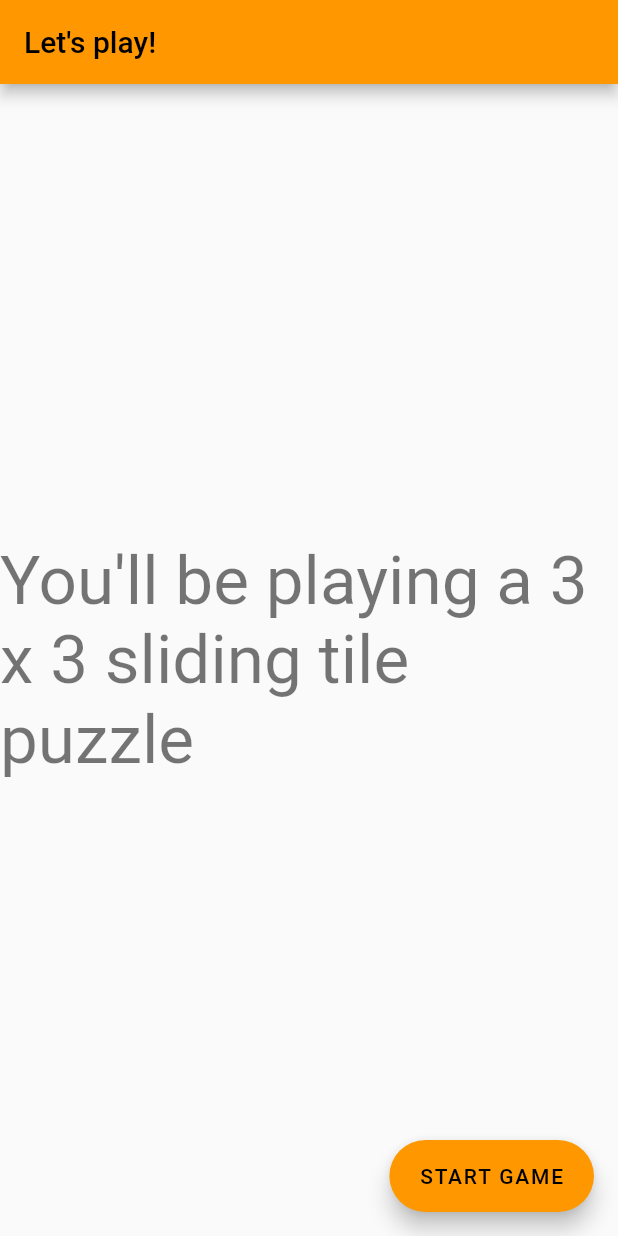
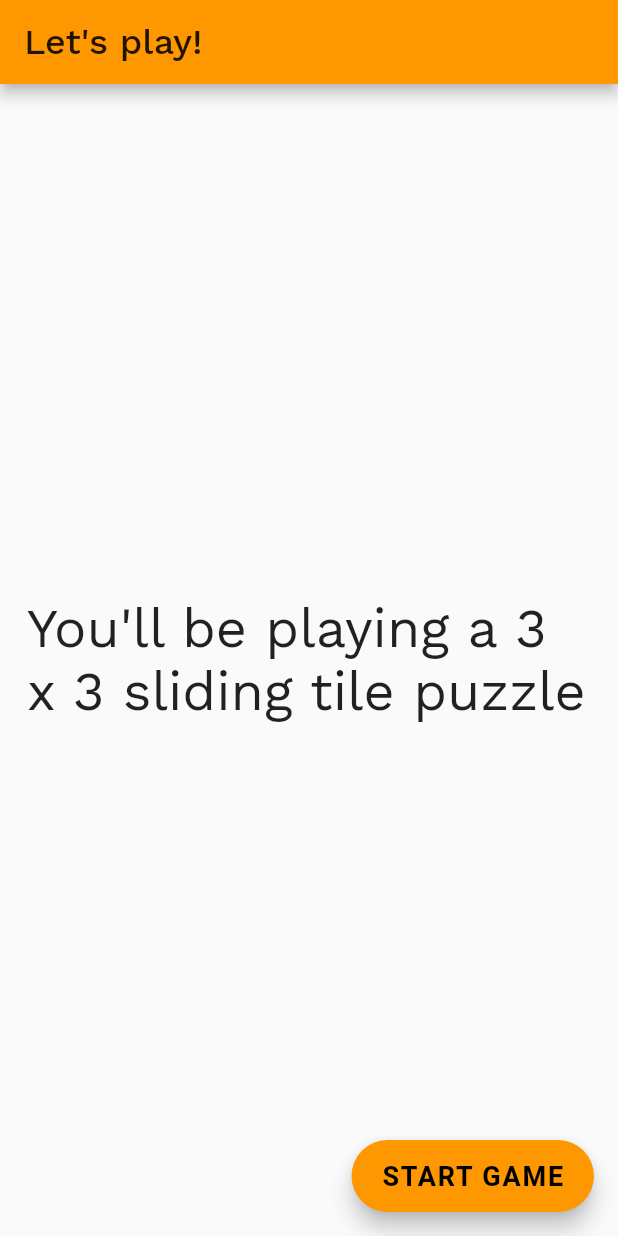
Before and after one commit to justshreyas/puzzlehack, a Flutter app: the screen it shows after launch, on a phone screen of 412 x 824 dp. Run offline on Flutter 3.47's test engine with Material 2 defaults, Android fonts, the phone set to English and light mode, and no system bars; our stand-ins replace bloc, flutter_bloc, google_fonts, just_audio; Roboto replaces fonts that are missing (Exo).

Commit message:
COSMETIC / REFACTOR : codebase

```diff
--- a/lib/main.dart
+++ b/lib/main.dart
@@ -1,4 +1,5 @@
 import 'package:flutter/material.dart';
+import 'package:google_fonts/google_fonts.dart';
 import 'package:puzzlehack/screens/home_page.dart';
 
 void main() {
@@ -14,6 +15,26 @@ class MyApp extends StatelessWidget {
       title: 'Flutter Puzzle Hack : by justshreyas',
       theme: ThemeData(
         primarySwatch: Colors.orange,
+        textTheme: TextTheme(
+          headline3: GoogleFonts.workSans(
+            fontSize: 36,
+            color: Colors.black87,
+          ),
+          headline4: GoogleFonts.exo(
+            fontSize: 36,
+            fontWeight: FontWeight.w700,
+            color: Colors.white70,
+          ),
+          headline6: GoogleFonts.workSans(
+            fontSize: 24,
+            color: Colors.black87,
+          ),
+          button: GoogleFonts.exo(
+            fontSize: 18,
+            fontWeight: FontWeight.w700,
+            color: Colors.white70,
+          ),
+        ),
       ),
       home: const MyHomePage(title: "Let's play!"),
     );
--- a/lib/screens/home_page.dart
+++ b/lib/screens/home_page.dart
@@ -31,14 +31,18 @@ class _MyHomePageState extends State<MyHomePage> {
     return Scaffold(
       appBar: AppBar(
         title: Text(widget.title),
+        titleTextStyle: Theme.of(context).textTheme.headline6,
       ),
       body: Center(
         child: Column(
           mainAxisAlignment: MainAxisAlignment.center,
           children: <Widget>[
-            Text(
-              "You'll be playing a $dimension x $dimension sliding tile puzzle",
-              style: Theme.of(context).textTheme.headline3,
+            Padding(
+              padding: const EdgeInsets.all(18.0),
+              child: Text(
+                "You'll be playing a $dimension x $dimension sliding tile puzzle",
+                style: Theme.of(context).textTheme.headline3,
+              ),
             )
           ],
         ),
```
